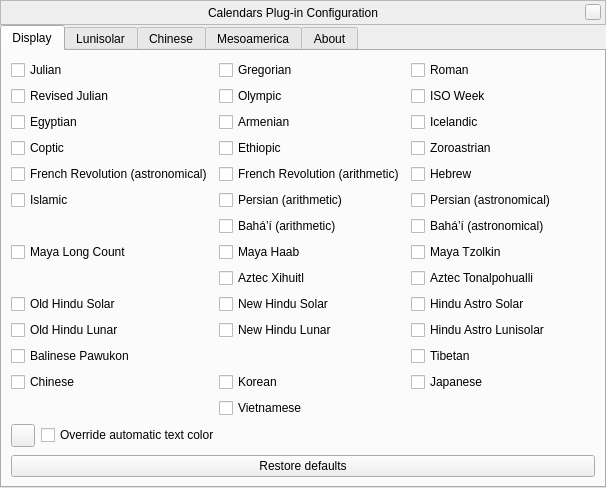
Qt form plugins/Calendars/src/gui/calendarsDialog.ui (Stellarium/stellarium) before a commit.
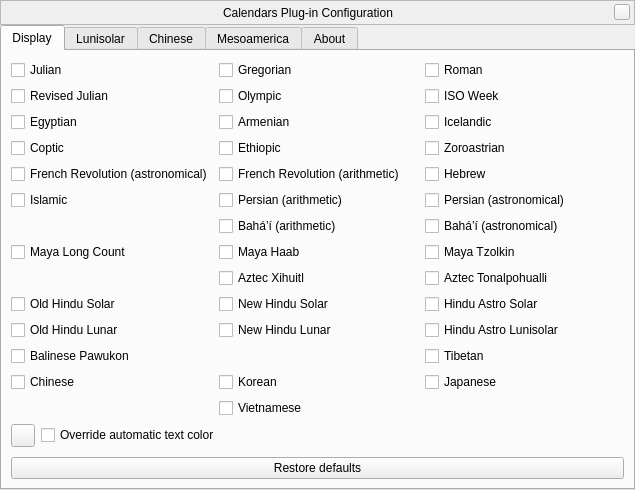
The same form after that commit. Icons and pictures are not drawn. Custom widgets are drawn as their Qt base class.

Commit message: Fix context for new calendars

Diff of the .ui file:
```diff
--- a/plugins/Calendars/src/gui/calendarsDialog.ui
+++ b/plugins/Calendars/src/gui/calendarsDialog.ui
@@ -6,8 +6,8 @@
    <rect>
     <x>0</x>
     <y>0</y>
-    <width>606</width>
-    <height>475</height>
+    <width>635</width>
+    <height>490</height>
    </rect>
   </property>
   <property name="windowTitle">
```
Left out of the diff: 10 changed lines with no effect on the pictures.
